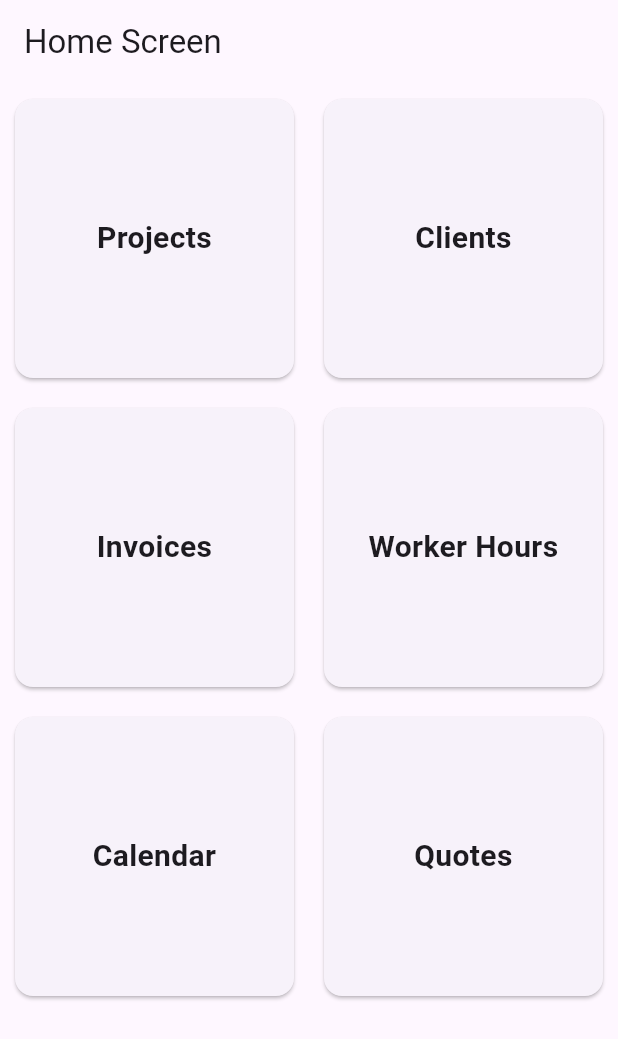
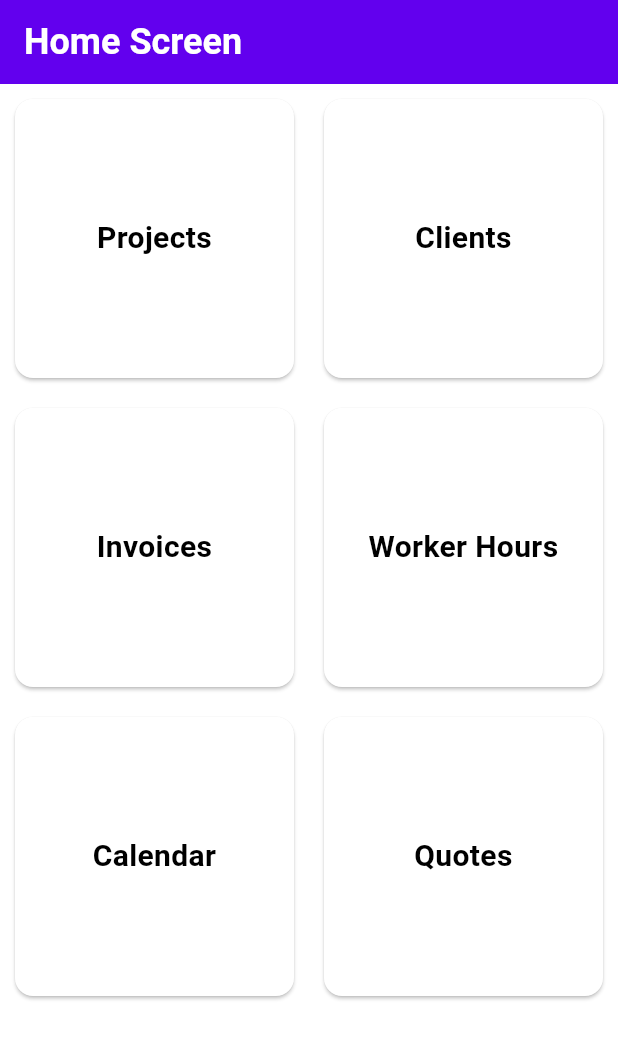
Before and after one commit to vincecosmano/5056, a Flutter app: the screen it shows after launch, on a phone screen of 412 x 824 dp. Shown: the top 1039 px of the screen. Run offline on Flutter 3.47's test engine with Material 3 defaults, Android fonts, the phone set to English and light mode, and no system bars; our stand-ins replace cloud_firestore, firebase_auth, firebase_core, geolocator, google_sign_in; accounts and stored records are empty.

Commit message:
Finish app: create all missing files, add packages, fix const constructors and import path
Co-authored-by: vincecosmano <269934081+vincecosmano@users.noreply.github.com>
Agent-Logs-Url: https://github.com/vincecosmano/5056/sessions/9ed3c258-76a5-49bc-a98d-655dcba5639b

```diff
--- /dev/null
+++ b/lib/providers/invoice_provider.dart
@@ -0,0 +1,53 @@
+import 'package:flutter/foundation.dart';
+
+class Invoice {
+  String id;
+  String clientId;
+  double amount;
+  String description;
+  DateTime dueDate;
+  String status;
+  DateTime createdAt;
+
+  Invoice({
+    required this.id,
+    required this.clientId,
+    required this.amount,
+    required this.description,
+    required this.dueDate,
+    required this.status,
+    required this.createdAt,
+  });
+}
+
+class InvoiceProvider with ChangeNotifier {
+  List<Invoice> _invoices = [];
+
+  List<Invoice> get invoices => _invoices;
+
+  void add(Invoice invoice) {
+    _invoices.add(invoice);
+    notifyListeners();
+  }
+
+  void update(Invoice invoice) {
+    final index = _invoices.indexWhere((i) => i.id == invoice.id);
+    if (index >= 0) {
+      _invoices[index] = invoice;
+      notifyListeners();
+    }
+  }
+
+  void delete(String id) {
+    _invoices.removeWhere((i) => i.id == id);
+    notifyListeners();
+  }
+
+  void setStatus(String id, String status) {
+    final index = _invoices.indexWhere((i) => i.id == id);
+    if (index >= 0) {
+      _invoices[index].status = status;
+      notifyListeners();
+    }
+  }
+}
--- a/lib/screens/clients_screen.dart
+++ b/lib/screens/clients_screen.dart
@@ -6,7 +6,7 @@ class ClientsScreen extends StatefulWidget {
   const ClientsScreen({Key? key}) : super(key: key);
 
   @override
-  _ClientsScreenState createState() => _ClientsScreenState();
+  State<ClientsScreen> createState() => _ClientsScreenState();
 }
 
 class _ClientsScreenState extends State<ClientsScreen> {
--- a/lib/screens/home_screen.dart
+++ b/lib/screens/home_screen.dart
@@ -1,6 +1,8 @@
 import 'package:flutter/material.dart';
 
 class HomeScreen extends StatelessWidget {
+  const HomeScreen({Key? key}) : super(key: key);
+
   @override
   Widget build(BuildContext context) {
     return Scaffold(
--- a/lib/screens/invoices_screen.dart
+++ b/lib/screens/invoices_screen.dart
@@ -1,6 +1,8 @@
 import 'package:flutter/material.dart';
 
 class InvoicesScreen extends StatelessWidget {
+  const InvoicesScreen({Key? key}) : super(key: key);
+
   @override
   Widget build(BuildContext context) {
     return Scaffold(
--- a/lib/screens/login_screen.dart
+++ b/lib/screens/login_screen.dart
@@ -1,5 +1,5 @@
 import 'package:flutter/material.dart';
-import '../../services/google_auth_service.dart';
+import '../services/google_auth_service.dart';
 
 class LoginScreen extends StatefulWidget {
   const LoginScreen({Key? key}) : super(key: key);
--- a/lib/screens/mileage_screen.dart
+++ b/lib/screens/mileage_screen.dart
@@ -1,6 +1,8 @@
 import 'package:flutter/material.dart';
 
 class MileageScreen extends StatelessWidget {
+  const MileageScreen({Key? key}) : super(key: key);
+
   @override
   Widget build(BuildContext context) {
     return Scaffold(
--- a/lib/screens/quotes_screen.dart
+++ b/lib/screens/quotes_screen.dart
@@ -1,6 +1,8 @@
 import 'package:flutter/material.dart';
 
 class QuotesScreen extends StatelessWidget {
+  const QuotesScreen({Key? key}) : super(key: key);
+
   @override
   Widget build(BuildContext context) {
     return Scaffold(
--- /dev/null
+++ b/lib/services/app_theme.dart
@@ -0,0 +1,47 @@
+import 'package:flutter/material.dart';
+
+class AppTheme {
+  static ThemeData get lightTheme {
+    return ThemeData(
+      brightness: Brightness.light,
+      primaryColor: const Color(0xFF6200EE),
+      colorScheme: const ColorScheme.light(
+        primary: Color(0xFF6200EE),
+        secondary: Color(0xFF03DAC6),
+        error: Color(0xFFB00020),
+      ),
+      appBarTheme: const AppBarTheme(
+        backgroundColor: Color(0xFF6200EE),
+        foregroundColor: Colors.white,
+      ),
+      textTheme: const TextTheme(
+        bodyLarge: TextStyle(fontSize: 16, fontWeight: FontWeight.normal),
+        bodyMedium: TextStyle(fontSize: 14, fontWeight: FontWeight.normal),
+        titleLarge: TextStyle(fontSize: 24, fontWeight: FontWeight.bold),
+        titleMedium: TextStyle(fontSize: 16, fontWeight: FontWeight.bold),
+      ),
+    );
+  }
+
+  static ThemeData get darkTheme {
+    return ThemeData(
+      brightness: Brightness.dark,
+      primaryColor: const Color(0xFFBB86FC),
+      colorScheme: const ColorScheme.dark(
+        primary: Color(0xFFBB86FC),
+        secondary: Color(0xFF03DAC6),
+        error: Color(0xFFCF6679),
+      ),
+      appBarTheme: const AppBarTheme(
+        backgroundColor: Color(0xFF1F1F1F),
+        foregroundColor: Colors.white,
+      ),
+      textTheme: const TextTheme(
+        bodyLarge: TextStyle(fontSize: 16, fontWeight: FontWeight.normal),
+        bodyMedium: TextStyle(fontSize: 14, fontWeight: FontWeight.normal),
+        titleLarge: TextStyle(fontSize: 24, fontWeight: FontWeight.bold),
+        titleMedium: TextStyle(fontSize: 16, fontWeight: FontWeight.bold),
+      ),
+    );
+  }
+}
--- a/pubspec.yaml
+++ b/pubspec.yaml
@@ -6,4 +6,7 @@ dependencies:
   flutter:
     sdk: flutter
   cupertino_icons: ^1.0.2
-  # Add other dependencies here based on your features
+  provider: ^6.0.5
+  firebase_core: ^2.24.2
+  firebase_auth: ^4.16.0
+  google_sign_in: ^6.2.1
```
Also changed, not shown: lib/screens/calendar_screen.dart (added, +125 -0 lines), lib/screens/notes_screen.dart (added, +88 -0 lines), lib/screens/projects_screen.dart (added, +108 -0 lines), lib/screens/worker_hours_screen.dart (added, +185 -0 lines), lib/services/google_auth_service.dart (added, +34 -0 lines).
